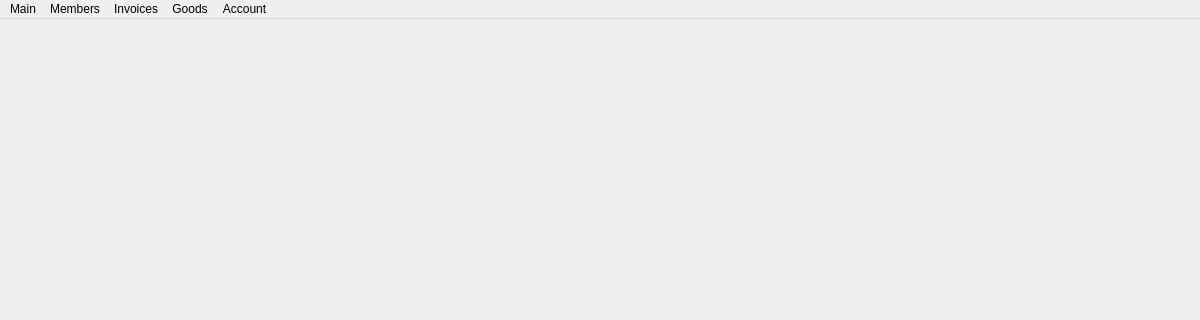
First picture: the form in penyamanager/adminmainwindow.ui, repository eguzki/penyamanager, before the edit; both pictures show x 0 to 1200 and y 0 to 320 of the 1200 by 900 pixel window.
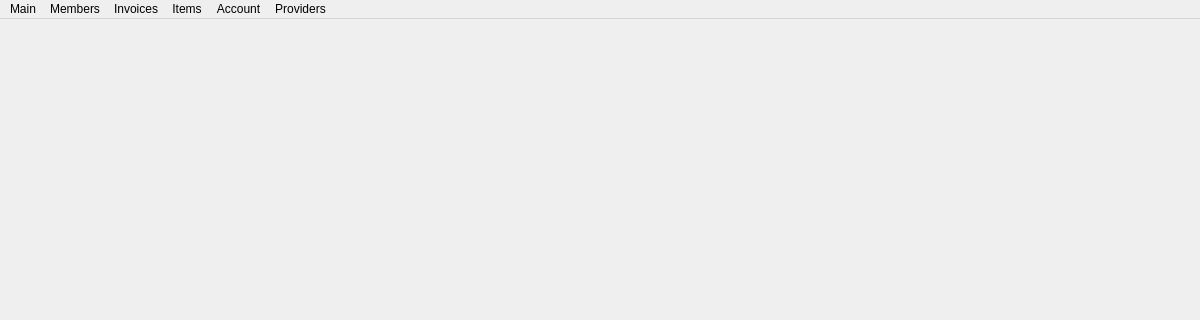
Second picture: the form after the edit.

Commit message: [FEATURE] provider invoice list

What changed in the file:
```diff
--- a/penyamanager/adminmainwindow.ui
+++ b/penyamanager/adminmainwindow.ui
@@ -46,7 +46,7 @@
    </widget>
    <widget class="QMenu" name="menuStock">
     <property name="title">
-     <string>Goods</string>
+     <string>Items</string>
     </property>
     <addaction name="actionProvider_invoice"/>
     <addaction name="actionProduct_consumption"/>
@@ -67,11 +67,20 @@
     </property>
     <addaction name="actionExit"/>
    </widget>
+   <widget class="QMenu" name="menuProviders">
+    <property name="title">
+     <string>Providers</string>
+    </property>
+    <addaction name="actionManage_providers"/>
+    <addaction name="actionProvider_invoice"/>
+    <addaction name="actionProvider_invoice_list"/>
+   </widget>
    <addaction name="menuMain"/>
    <addaction name="menuMembers"/>
    <addaction name="menuInvoices"/>
    <addaction name="menuStock"/>
    <addaction name="menuAccount"/>
+   <addaction name="menuProviders"/>
   </widget>
   <widget class="QStatusBar" name="statusbar"/>
   <action name="actionMember_information">
```
Left out of the diff: 9 changed lines with no effect on the pictures. The commit also changes 15 other files.
